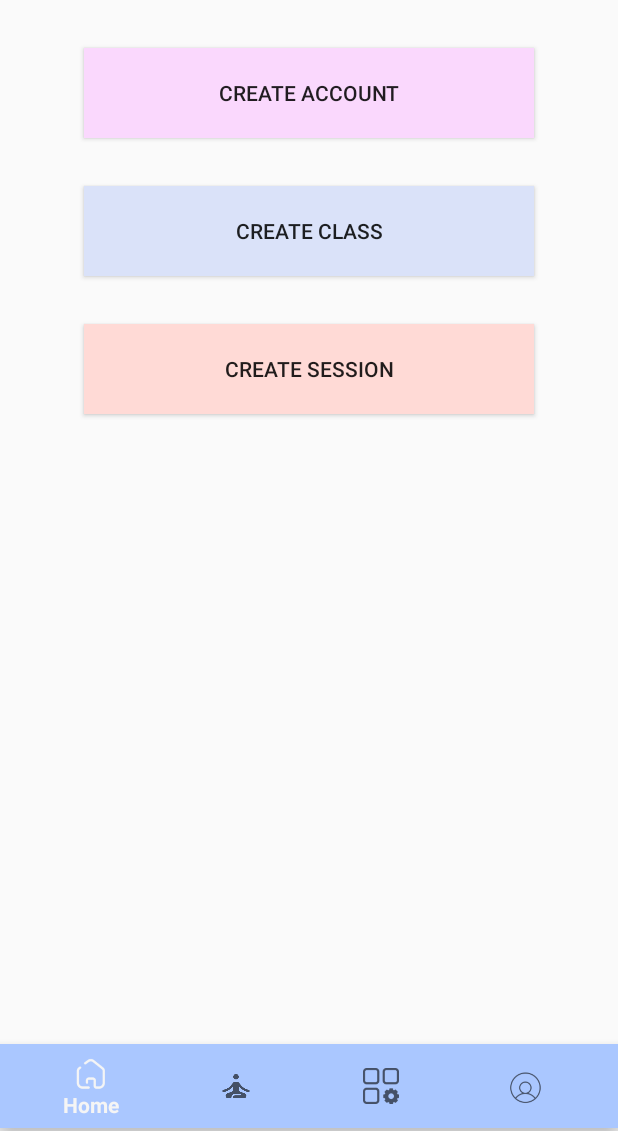
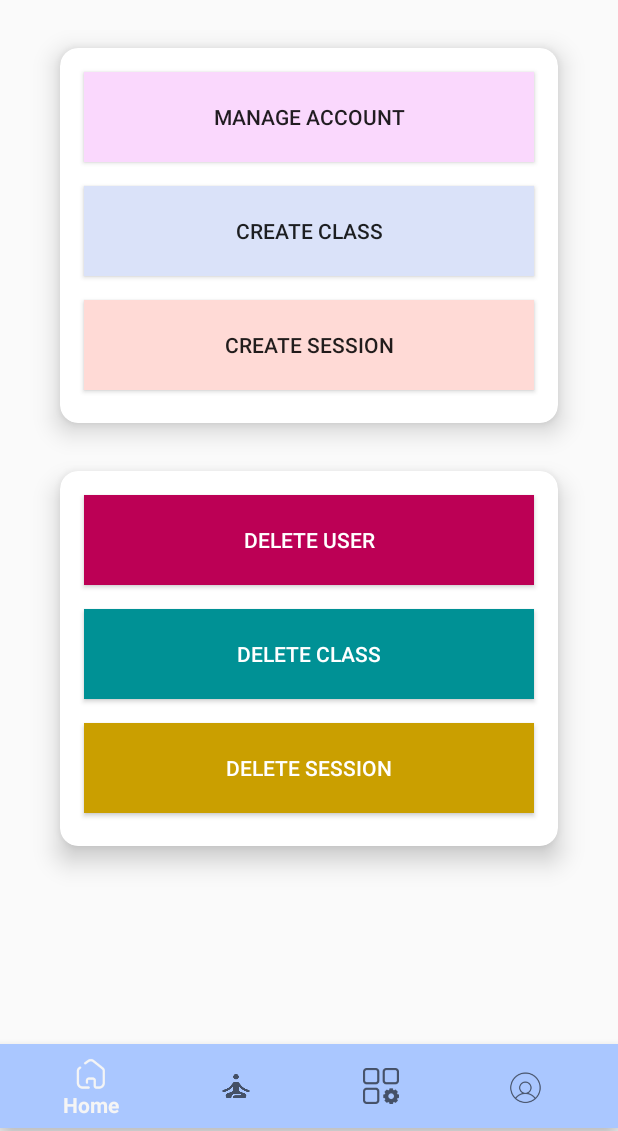
Before and after one commit to HuynhQui01/UniversalYoga, an Android app: the fragment ManageFragment placed in its activity, on a phone screen of 412 x 824 dp, the part 105-1236 px from its top. Run offline under Robolectric (Android 15) with nearby library versions, the phone set to English and light mode, and no system bars; our stand-ins replace Firebase (no records; nobody signed in at launch, a user with empty details on screens opened directly).

Commit message:
Edit profile and manage account

```diff
--- a/app/src/main/AndroidManifest.xml
+++ b/app/src/main/AndroidManifest.xml
@@ -14,6 +14,12 @@
         android:supportsRtl="true"
         android:theme="@style/Theme.AppCompat.DayNight.NoActionBar"
         tools:targetApi="31">
+        <activity
+            android:name=".EditProfileActivity"
+            android:exported="false" />
+        <activity
+            android:name=".ManageAccountActivity"
+            android:exported="false" />
         <activity
             android:name=".CreateSessionActivity"
             android:exported="false" />
--- a/app/src/main/java/com/example/universalyoga/ClassFragment.java
+++ b/app/src/main/java/com/example/universalyoga/ClassFragment.java
@@ -85,7 +85,7 @@ public class ClassFragment extends Fragment {
     }
 
     void Mapping(View rootView){
-        recyclerView = rootView.findViewById(R.id.recyclerView);
+        recyclerView = rootView.findViewById(R.id.rcvClass);
         recyclerView.setLayoutManager(new LinearLayoutManager(getContext()));
         databaseHelper = new YogaDatabaseHelper(getContext());
     }
--- a/app/src/main/java/com/example/universalyoga/MainActivity.java
+++ b/app/src/main/java/com/example/universalyoga/MainActivity.java
@@ -24,7 +24,7 @@ public class MainActivity extends AppCompatActivity {
 
     private SessionManger sessionManger;
     private ImageButton btnLogin;
-    private Button btnCreateAcc;
+
     private YogaDatabaseHelper dbHelper;
 
     @Override
@@ -97,7 +97,7 @@ public class MainActivity extends AppCompatActivity {
     private void Mapping() {
 
         sessionManger = new SessionManger();
-        btnCreateAcc = findViewById(R.id.btnCreateAcc);
+
         dbHelper = new YogaDatabaseHelper(this);
     }
 }
--- a/app/src/main/java/com/example/universalyoga/ManageFragment.java
+++ b/app/src/main/java/com/example/universalyoga/ManageFragment.java
@@ -2,6 +2,7 @@ package com.example.universalyoga;
 
 import android.content.Context;
 import android.content.Intent;
+import android.os.Binder;
 import android.os.Bundle;
 
 import androidx.fragment.app.Fragment;
@@ -18,14 +19,17 @@ import android.widget.Button;
  */
 public class ManageFragment extends Fragment {
 
-    Button btnCreatAcc;
+    Button btnManageAccount;
     Button btnCreateClass;
     Button btnCreateSession;
+    Button btnDelAcc;
+    Button btnDelClass;
+    Button btnDelSession;
 
     SessionManger sessionManger;
     Context context;
     YogaDatabaseHelper dbHelper;
-    // TODO: Rename parameter arguments, choose names that match
+
     // the fragment initialization parameters, e.g. ARG_ITEM_NUMBER
     private static final String ARG_PARAM1 = "param1";
     private static final String ARG_PARAM2 = "param2";
@@ -73,9 +77,9 @@ public class ManageFragment extends Fragment {
         View view = inflater.inflate(R.layout.fragment_manage, container, false);
         Mapping(view);
 
-            btnCreatAcc.setOnClickListener(v -> {
-                Intent createAcc = new Intent(context, CreateAccount.class);
-                startActivity(createAcc);
+            btnManageAccount.setOnClickListener(v -> {
+                Intent manageAccount = new Intent(context, ManageAccountActivity.class);
+                startActivity(manageAccount);
             });
         btnCreateClass.setOnClickListener(v -> {
             Intent createClass = new Intent(context, CreateClassActivity.class);
@@ -94,11 +98,16 @@ public class ManageFragment extends Fragment {
     }
 
     void Mapping(View view){
+
         context = getContext();
         sessionManger = new SessionManger();
-        btnCreatAcc = view.findViewById(R.id.btnCreateAcc);
+        btnManageAccount = view.findViewById(R.id.btnManageAccount);
         btnCreateClass = view.findViewById(R.id.btnCreateClass);
         btnCreateSession = view.findViewById(R.id.btnCreateSession);
+        btnDelAcc = view.findViewById(R.id.btnDelUser);
+        btnDelClass = view.findViewById(R.id.btnDelClass);
+        btnDelSession = view.findViewById(R.id.btnDelSession);
         dbHelper = new YogaDatabaseHelper(context);
+
     }
 }
--- a/app/src/main/java/com/example/universalyoga/YogaClassAdapter.java
+++ b/app/src/main/java/com/example/universalyoga/YogaClassAdapter.java
@@ -23,17 +23,17 @@ public class YogaClassAdapter extends RecyclerView.Adapter<YogaClassAdapter.View
     @Override
     public ViewHolder onCreateViewHolder(@NonNull ViewGroup parent, int viewType) {
         View view = LayoutInflater.from(parent.getContext())
-                .inflate(R.layout.item_yoga_class, parent, false); // Create a new layout for individual class item
+                .inflate(R.layout.item_yoga_class, parent, false);
         return new ViewHolder(view);
     }
 
     @Override
     public void onBindViewHolder(@NonNull ViewHolder holder, int position) {
         Yoga yogaClass = yogaClassList.get(position);
-        holder.textViewClassName.setText(yogaClass.getType()); // Assuming type is the name
+        holder.textViewClassName.setText(yogaClass.getType());
         holder.textViewClassTime.setText( "Time :" + yogaClass.getTime());
         holder.txtViewCapacity.setText("Capacity: " + yogaClass.getCapacity());
-        holder.txtDayOfWeek.setText(yogaClass.getDayOfWeek());// Assuming time is a field in Yoga
+        holder.txtDayOfWeek.setText(yogaClass.getDayOfWeek());
         // Set other fields as needed
     }
 
--- a/app/src/main/res/layout/fragment_class.xml
+++ b/app/src/main/res/layout/fragment_class.xml
@@ -7,7 +7,7 @@
 
 
     <androidx.recyclerview.widget.RecyclerView
-        android:id="@+id/recyclerView"
+        android:id="@+id/rcvClass"
         android:layout_width="match_parent"
         android:layout_height="485dp"
         android:layout_marginTop="64dp"
--- a/app/src/main/res/layout/fragment_manage.xml
+++ b/app/src/main/res/layout/fragment_manage.xml
@@ -6,49 +6,102 @@
     android:layout_height="match_parent"
     tools:context=".ManageFragment">
 
+
+    <androidx.cardview.widget.CardView
+        android:id="@+id/cardView"
+        android:layout_width="332dp"
+        android:layout_height="250dp"
+        android:layout_marginTop="32dp"
+        android:padding="16dp"
+        app:cardCornerRadius="12dp"
+        app:cardElevation="10dp"
+        app:layout_constraintEnd_toEndOf="parent"
+        app:layout_constraintStart_toStartOf="parent"
+        app:layout_constraintTop_toTopOf="parent">
+
+
+        <LinearLayout
+            android:layout_width="match_parent"
+            android:layout_height="match_parent"
+            android:gravity="center_horizontal"
+            android:orientation="vertical">
+
             <Button
-        android:id="@+id/btnCreateAcc"
+                android:id="@+id/btnManageAccount"
                 android:layout_width="300dp"
                 android:layout_height="60dp"
-        android:layout_marginTop="32dp"
+                android:layout_marginTop="16dp"
                 android:background="@color/md_theme_tertiaryFixed"
-        android:text="Create Account"
-        app:layout_constraintEnd_toEndOf="parent"
-        app:layout_constraintHorizontal_bias="0.5"
-        app:layout_constraintStart_toStartOf="parent"
-        app:layout_constraintTop_toTopOf="parent" />
+                android:text="Manage Account" />
 
             <Button
                 android:id="@+id/btnCreateClass"
                 android:layout_width="300dp"
                 android:layout_height="60dp"
-        android:layout_marginTop="32dp"
+                android:layout_marginTop="16dp"
                 android:background="@color/md_theme_secondaryContainer"
-        android:text="Create Class"
-        app:layout_constraintEnd_toEndOf="parent"
-        app:layout_constraintHorizontal_bias="0.5"
-        app:layout_constraintStart_toStartOf="parent"
-        app:layout_constraintTop_toBottomOf="@id/btnCreateAcc" />
+                android:text="Create Class" />
 
             <Button
                 android:id="@+id/btnCreateSession"
                 android:layout_width="300dp"
                 android:layout_height="60dp"
+                android:layout_marginTop="16dp"
+                android:background="@color/md_theme_errorContainer"
+                android:text="Create Session" />
+
+        </LinearLayout>
+
+    </androidx.cardview.widget.CardView>
+
+
+    <androidx.cardview.widget.CardView
+        android:layout_width="332dp"
+        android:layout_height="250dp"
         android:layout_marginTop="32dp"
-        android:background="@color/md_theme_errorContainer"
-        android:text="Create Session"
-        app:layout_constraintEnd_toEndOf="parent"
-        app:layout_constraintHorizontal_bias="0.5"
-        app:layout_constraintStart_toStartOf="parent"
-        app:layout_constraintTop_toBottomOf="@id/btnCreateClass" />
-
-    <TextView
-        android:id="@+id/textView3"
-        android:layout_width="339dp"
-        android:layout_height="132dp"
-        android:layout_marginTop="32dp"
+        android:padding="16dp"
+        app:cardCornerRadius="12dp"
+        app:cardElevation="10dp"
         app:layout_constraintEnd_toEndOf="parent"
         app:layout_constraintStart_toStartOf="parent"
-        app:layout_constraintTop_toTopOf="parent" />
+        app:layout_constraintTop_toBottomOf="@+id/cardView">
+
+
+        <LinearLayout
+            android:layout_width="match_parent"
+            android:layout_height="match_parent"
+            android:gravity="center_horizontal"
+            android:orientation="vertical">
+
+            <Button
+                android:id="@+id/btnDelUser"
+                android:layout_width="300dp"
+                android:layout_height="60dp"
+                android:layout_marginTop="16dp"
+                android:background="#bc0055"
+                android:textColor="#FFF"
+                android:text="Delete user" />
+
+            <Button
+                android:id="@+id/btnDelClass"
+                android:layout_width="300dp"
+                android:layout_height="60dp"
+                android:background="#009195"
+                android:textColor="#FFF"
+                android:layout_marginTop="16dp"
+                android:text="Delete class" />
+
+            <Button
+                android:id="@+id/btnDelSession"
+                android:layout_width="300dp"
+                android:layout_height="60dp"
+                android:background="#ca9f00"
+                android:textColor="#FFF"
+                android:layout_marginTop="16dp"
+                android:text="Delete session" />
+
+        </LinearLayout>
+
+    </androidx.cardview.widget.CardView>
 
 </androidx.constraintlayout.widget.ConstraintLayout>
```
Also changed, not shown: app/src/main/java/com/example/universalyoga/EditProfileActivity.java (added, +55 -0 lines), app/src/main/java/com/example/universalyoga/ManageAccountActivity.java (added, +71 -0 lines), app/src/main/java/com/example/universalyoga/UserAdapter.java (added, +103 -0 lines), app/src/main/java/com/example/universalyoga/YogaDatabaseHelper.java (+103 -36 lines), app/src/main/res/drawable/rounded_img_btn_del_user.xml (added, +11 -0 lines), app/src/main/res/drawable/rounded_user_layout.xml (added, +11 -0 lines), app/src/main/res/layout/activity_edit_profile.xml (added, +77 -0 lines), app/src/main/res/layout/activity_manage_account.xml (added, +42 -0 lines), app/src/main/res/layout/item_user.xml (added, +87 -0 lines), app/src/main/res/drawable/add_user.png (added), app/src/main/res/drawable/ic_del_user.png (added), app/src/main/res/drawable/ic_edit.png (added). Lines whose indentation alone changed are shown as unchanged.
